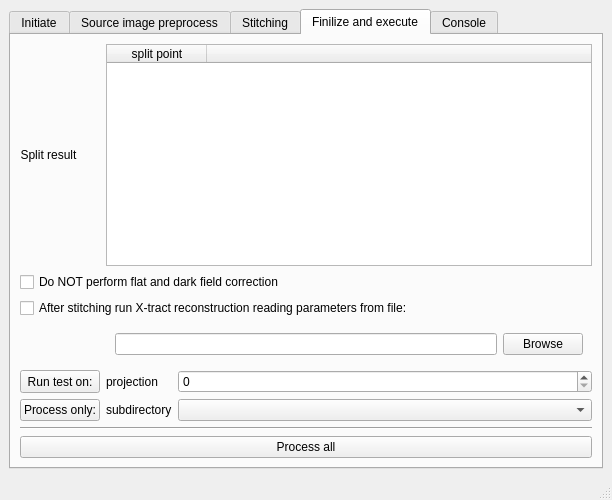
Qt form share/imbl-ui.ui (AustralianSynchrotron/imblproc) before a commit.
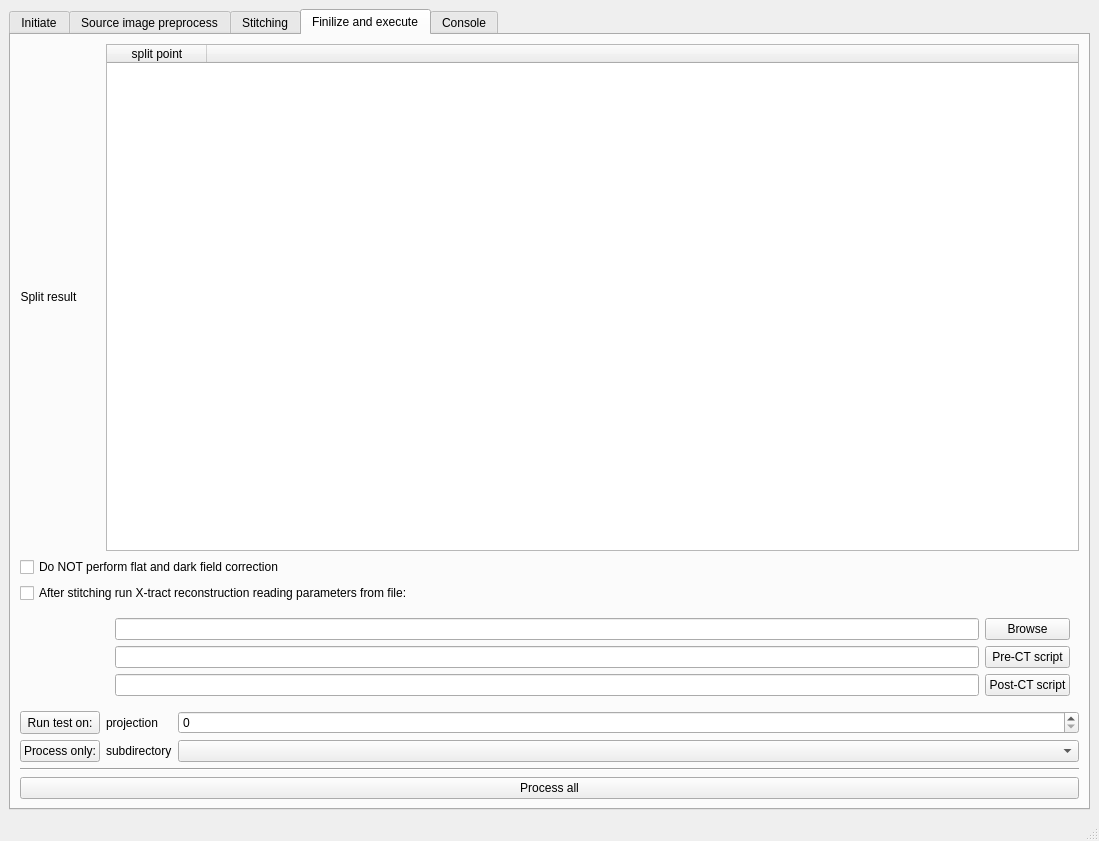
The same form after that commit. Icons and pictures are not drawn.

Commit message: modified:   bin/imbl-localcopy.sh 	modified:   bin/imbl-proc.sh 	modified:   bin/imbl-ui.py 	modified:   share/imbl-ui.ui

```diff
--- a/share/imbl-ui.ui
+++ b/share/imbl-ui.ui
@@ -6,8 +6,8 @@
    <rect>
     <x>0</x>
     <y>0</y>
-    <width>612</width>
-    <height>500</height>
+    <width>1099</width>
+    <height>841</height>
    </rect>
   </property>
   <property name="windowTitle">
@@ -931,17 +931,37 @@
         </item>
         <item row="3" column="1" colspan="2">
          <widget class="QWidget" name="xtractWdg" native="true">
-          <layout class="QHBoxLayout" name="_2">
-           <item>
+          <layout class="QGridLayout" name="gridLayout_9">
+           <item row="0" column="0">
             <widget class="QLineEdit" name="xtractIn"/>
            </item>
-           <item>
+           <item row="2" column="0">
+            <widget class="QLineEdit" name="postCTln"/>
+           </item>
+           <item row="0" column="1">
             <widget class="QPushButton" name="xtractBrowse">
              <property name="text">
               <string>Browse</string>
              </property>
             </widget>
            </item>
+           <item row="1" column="0">
+            <widget class="QLineEdit" name="preCTln"/>
+           </item>
+           <item row="1" column="1">
+            <widget class="QPushButton" name="preCTx">
+             <property name="text">
+              <string>Pre-CT script</string>
+             </property>
+            </widget>
+           </item>
+           <item row="2" column="1">
+            <widget class="QPushButton" name="postCTx">
+             <property name="text">
+              <string>Post-CT script</string>
+             </property>
+            </widget>
+           </item>
           </layout>
          </widget>
         </item>
```
Left out of the diff: 37 changed lines with no effect on the pictures. The commit also changes 3 other files.
